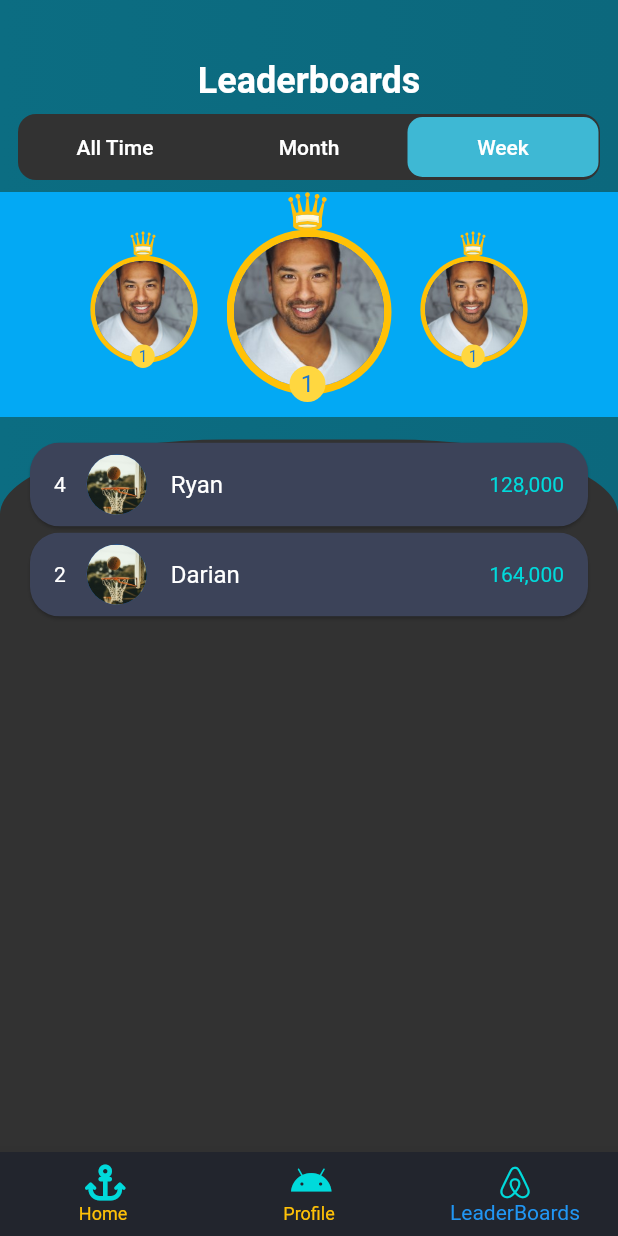
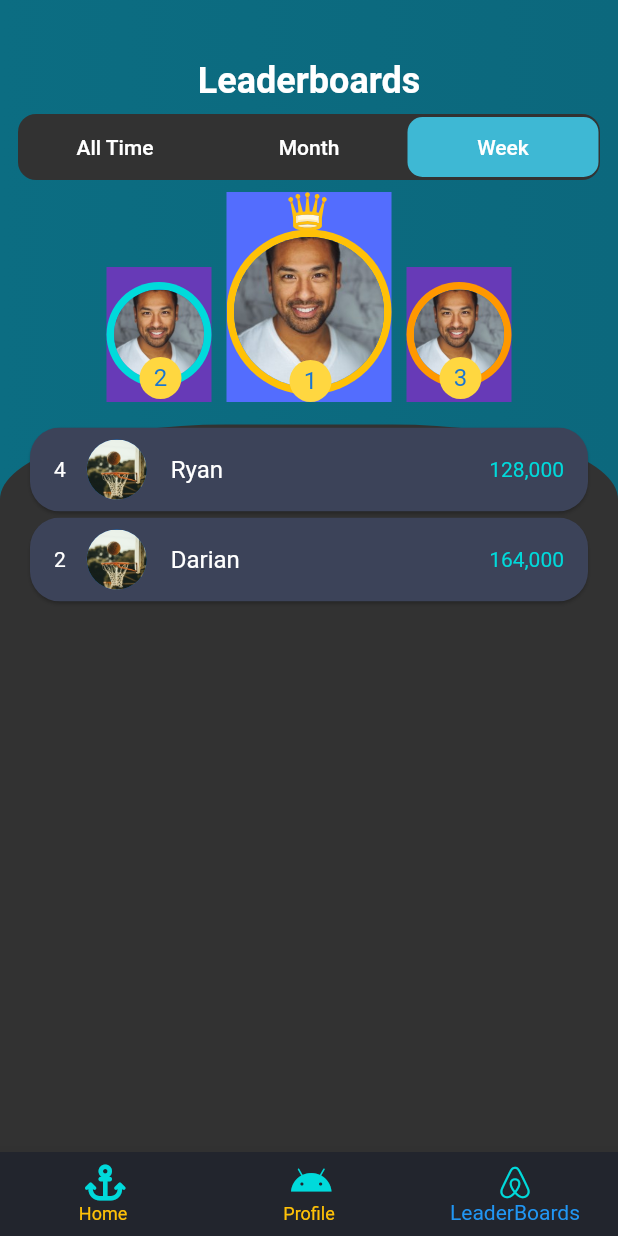
Before and after one commit to soulandbone/trivia_app, a Flutter app: the screen it shows after launch, item 3 of the bottom bar chosen, on a phone screen of 412 x 824 dp. Run offline on Flutter 3.47's test engine with Material 2 defaults, Android fonts, the phone set to English and light mode, and no system bars; our stand-ins replace flutter_riverpod, flutter_svg, font_awesome_flutter, gap.

Commit message:
new podium avatar for 2nd and 3rd places, and various changes to improve appearance of podium

```diff
--- a/lib/screens/leaderboards_screen.dart
+++ b/lib/screens/leaderboards_screen.dart
@@ -31,7 +31,12 @@ class LeaderBoardsScreen extends StatelessWidget {
                 button1Text: 'All Time',
                 button2Text: 'Month',
                 button3Text: 'Week'),
-            const Podium(profileImage: 'assets/images/profile_1.jpg', rank1: 1),
+            const Podium(
+              profileImage: 'assets/images/profile_1.jpg',
+              rank1: 1,
+              rank2: 2,
+              rank3: 3,
+            ),
 
             // Container(
             //   color: Colors.red,
--- a/lib/widgets/category.dart
+++ b/lib/widgets/category.dart
@@ -16,7 +16,7 @@ class Category extends StatelessWidget {
         borderOnForeground: true,
         shape: RoundedRectangleBorder(
             side: BorderSide(
-              color: Colors.deepOrange.withOpacity(0.7),
+              color: Colors.deepOrange.withOpacity(0.4),
               width: 2,
             ),
             borderRadius: const BorderRadius.all(
--- a/lib/widgets/composed_widgets/podium.dart
+++ b/lib/widgets/composed_widgets/podium.dart
@@ -1,27 +1,34 @@
 import 'package:flutter/material.dart';
+import 'package:gap/gap.dart';
 import 'package:trivia_app/widgets/podium_avatar.dart';
+import 'package:trivia_app/widgets/podium_avatar23.dart';
 
 class Podium extends StatelessWidget {
   final String profileImage;
   final int rank1;
+  final int rank2;
+  final int rank3;
 
-  const Podium({required this.profileImage, required this.rank1, super.key});
+  const Podium(
+      {required this.profileImage,
+      required this.rank1,
+      required this.rank2,
+      required this.rank3,
+      super.key});
 
   @override
   Widget build(BuildContext context) {
     return Container(
-      color: Colors.lightBlue,
+      color: Colors.transparent,
       child: Row(
         crossAxisAlignment: CrossAxisAlignment.end, //add this line
         mainAxisAlignment: MainAxisAlignment.center,
         children: [
-          Transform.scale(
-              scale: 0.65,
-              child: PodiumAvatar(profileImage: profileImage, rank: rank1)),
+          PodiumAvatar23(profileImage: profileImage, rank: rank2),
+          const Gap(10),
           PodiumAvatar(profileImage: profileImage, rank: rank1),
-          Transform.scale(
-              scale: 0.65,
-              child: PodiumAvatar(profileImage: profileImage, rank: rank1)),
+          const Gap(10),
+          PodiumAvatar23(profileImage: profileImage, rank: rank3)
         ],
       ),
     );
--- a/lib/widgets/podium_avatar.dart
+++ b/lib/widgets/podium_avatar.dart
@@ -11,7 +11,8 @@ class PodiumAvatar extends StatelessWidget {
   @override
   Widget build(BuildContext context) {
     return Container(
-        height: 150,
+        decoration: const BoxDecoration(color: Colors.indigoAccent),
+        height: 140,
         width: 110,
         child: Stack(children: [
           const Positioned(
@@ -29,17 +30,16 @@ class PodiumAvatar extends StatelessWidget {
           ),
           Positioned(
               left: 42,
-              bottom: 10,
+              bottom: 0,
               child: CircleAvatar(
                 backgroundColor: Colors.amberAccent,
-                radius: 12,
+                radius: 14,
                 child: Text(rank.toString()),
               )),
-          if (rank == 1)
-            Positioned(
-                left: 38,
-                top: -3,
-                child: SvgPicture.asset('assets/images/crown1.svg', height: 32))
+          Positioned(
+              left: 38,
+              top: -3,
+              child: SvgPicture.asset('assets/images/crown1.svg', height: 32))
         ]));
   }
 }
--- /dev/null
+++ b/lib/widgets/podium_avatar23.dart
@@ -0,0 +1,42 @@
+import 'package:flutter/material.dart';
+import 'package:trivia_app/utils/app_styles.dart';
+
+class PodiumAvatar23 extends StatelessWidget {
+  final String profileImage;
+  final int rank;
+
+  const PodiumAvatar23(
+      {required this.profileImage, required this.rank, super.key});
+
+  @override
+  Widget build(BuildContext context) {
+    return Container(
+      height: 90,
+      width: 70,
+      decoration: const BoxDecoration(color: Colors.deepPurple),
+      child: Stack(children: [
+        Positioned(
+          top: 10,
+          child: CircleAvatar(
+            backgroundColor: rank == 2 ? AppStyles.turquoise : Colors.orange,
+            radius: 35,
+            child: const CircleAvatar(
+              foregroundImage: AssetImage(
+                'assets/images/profile_1.jpg',
+              ),
+              radius: 30,
+            ),
+          ),
+        ),
+        Positioned(
+            left: 22,
+            bottom: 2,
+            child: CircleAvatar(
+              backgroundColor: Colors.amberAccent,
+              radius: 14,
+              child: Text(rank.toString()),
+            )),
+      ]),
+    );
+  }
+}
```
